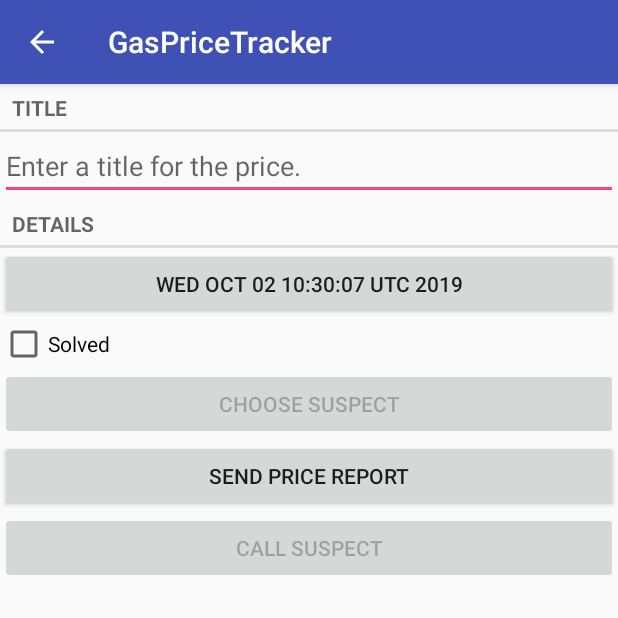
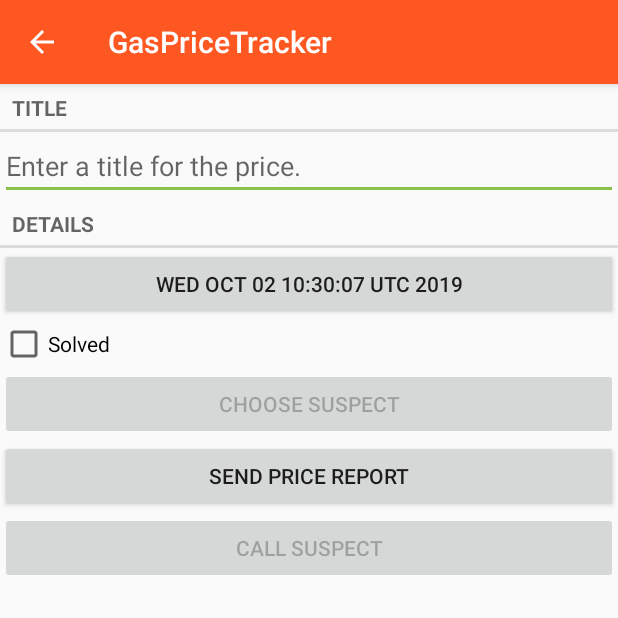
Before and after one commit to cadeluca/cs275final, an Android app: the PriceFragment screen opened directly, with no data from a screen before it, on a phone screen of 412 x 824 dp, the top half of it. Run offline under Robolectric (Android 15) with nearby library versions, the phone set to English and light mode, and no system bars.

Commit message:
added getter/setter for gasPrice and location, and messed with colors

```diff
--- a/app/src/main/res/values/colors.xml
+++ b/app/src/main/res/values/colors.xml
@@ -1,6 +1,6 @@
 <?xml version="1.0" encoding="utf-8"?>
 <resources>
-    <color name="colorPrimary">#3F51B5</color>
-    <color name="colorPrimaryDark">#303F9F</color>
-    <color name="colorAccent">#FF4081</color>
+    <color name="colorPrimary">#FF5722</color>
+    <color name="colorPrimaryDark">#882501</color>
+    <color name="colorAccent">#8BC34A</color>
 </resources>
```
Also changed, not shown: app/src/main/java/cs275/gaspricetracker/Price.java (+20 -0 lines).
